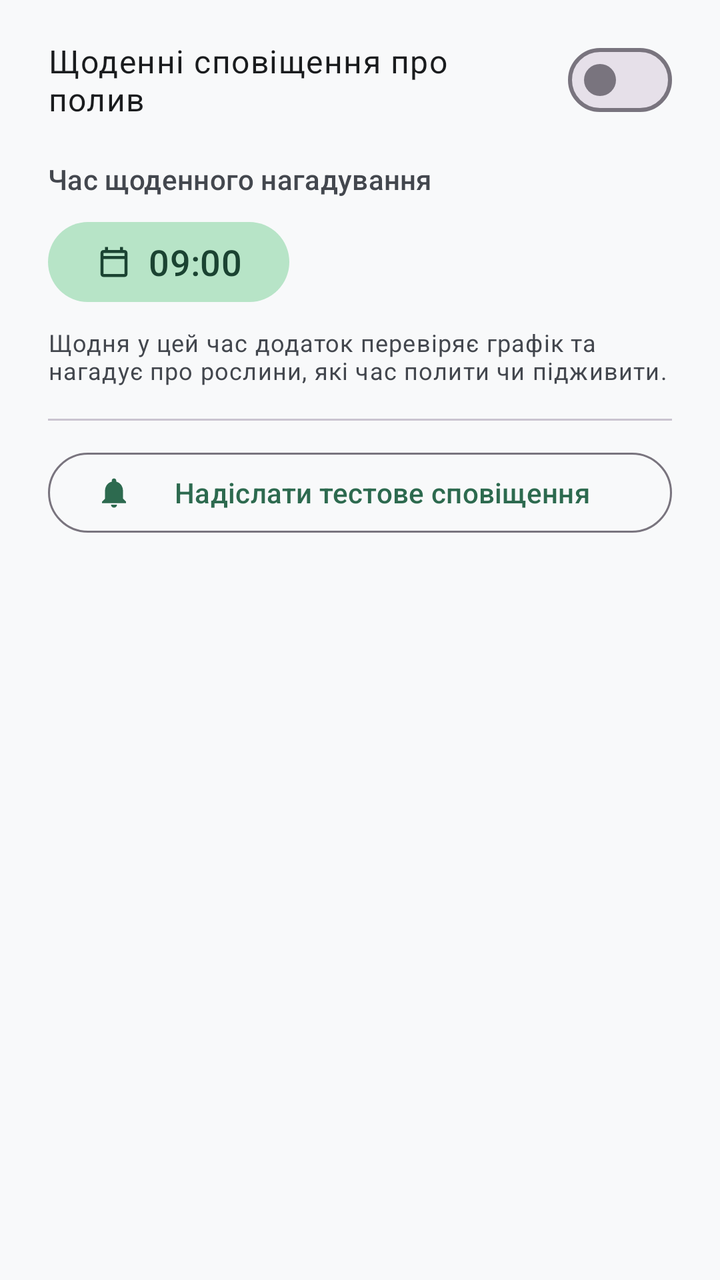
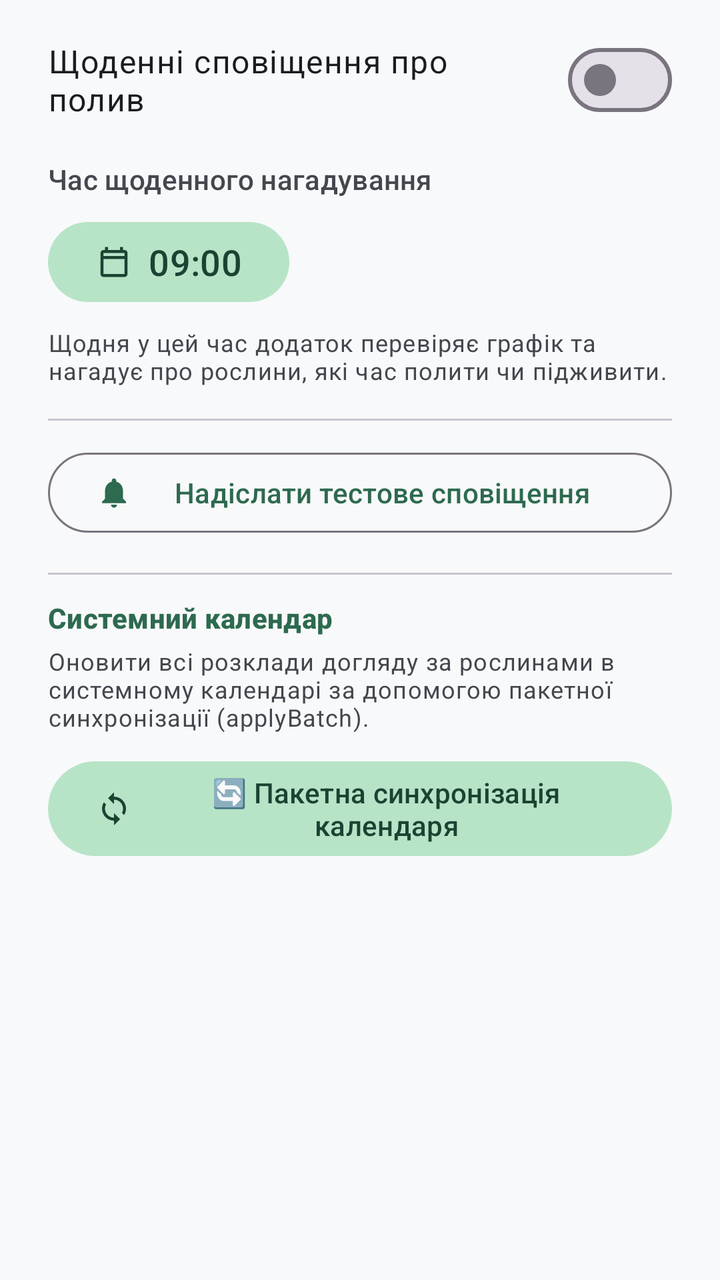

Screens rendered from an Android XML layout before and after an edit, with the pre-edit source and the edit as a unified diff.
<!-- AndroidManifest.xml: application theme Theme.Plantshelf -->
<!-- res/layout/dialog_notification_settings.xml -->
<?xml version="1.0" encoding="utf-8"?>
<LinearLayout xmlns:android="http://schemas.android.com/apk/res/android"
    xmlns:app="http://schemas.android.com/apk/res-auto"
    android:layout_width="match_parent"
    android:layout_height="wrap_content"
    android:orientation="vertical"
    android:paddingStart="24dp"
    android:paddingTop="16dp"
    android:paddingEnd="24dp"
    android:paddingBottom="8dp">

    
    <com.google.android.material.materialswitch.MaterialSwitch
        android:id="@+id/switchNotifications"
        android:layout_width="match_parent"
        android:layout_height="wrap_content"
        android:text="@string/notif_setting_enable"
        android:textAppearance="@style/TextAppearance.Material3.BodyLarge"
        android:textColor="?attr/colorOnSurface" />

    
    <LinearLayout
        android:id="@+id/layoutTimeContainer"
        android:layout_width="match_parent"
        android:layout_height="wrap_content"
        android:layout_marginTop="16dp"
        android:orientation="vertical">

        <TextView
            android:layout_width="match_parent"
            android:layout_height="wrap_content"
            android:text="@string/notif_setting_time_label"
            android:textAppearance="@style/TextAppearance.Material3.LabelLarge"
            android:textColor="?attr/colorOnSurfaceVariant" />

        <com.google.android.material.button.MaterialButton
            android:id="@+id/btnPickTime"
            style="@style/Widget.Material3.Button.TonalButton"
            android:layout_width="wrap_content"
            android:layout_height="wrap_content"
            android:layout_marginTop="8dp"
            android:text="09:00"
            android:textSize="18sp"
            app:icon="@drawable/ic_calendar" />

        <TextView
            android:layout_width="match_parent"
            android:layout_height="wrap_content"
            android:layout_marginTop="8dp"
            android:text="Щодня у цей час додаток перевіряє графік та нагадує про рослини, які час полити чи підживити."
            android:textAppearance="@style/TextAppearance.Material3.BodySmall"
            android:textColor="?attr/colorOnSurfaceVariant" />

    </LinearLayout>

    <View
        android:layout_width="match_parent"
        android:layout_height="1dp"
        android:layout_marginTop="16dp"
        android:layout_marginBottom="12dp"
        android:background="?attr/colorOutlineVariant" />

    
    <com.google.android.material.button.MaterialButton
        android:id="@+id/btnTestNotification"
        style="@style/Widget.Material3.Button.OutlinedButton"
        android:layout_width="match_parent"
        android:layout_height="wrap_content"
        android:text="@string/notif_setting_test_btn"
        app:icon="@drawable/ic_notifications" />

</LinearLayout>
<!-- resources referenced by this layout -->
<resources>
  <!-- drawable ic_calendar (drawable) -->
  <vector xmlns:android="http://schemas.android.com/apk/res/android"
      android:width="24dp"
      android:height="24dp"
      android:viewportWidth="24"
      android:viewportHeight="24">
      <path
          android:fillColor="?attr/colorOnSurface"
          android:pathData="M19,4h-1V2h-2v2H8V2H6v2H5c-1.11,0 -1.99,0.9 -1.99,2L3,20c0,1.1 0.89,2 2,2h14c1.1,0 2,-0.9 2,-2V6c0,-1.1 -0.9,-2 -2,-2zm0,16H5V10h14v10zm0,-12H5V6h14v2z" />
  </vector>
  <!-- drawable ic_notifications (drawable) -->
  <vector xmlns:android="http://schemas.android.com/apk/res/android"
      android:width="24dp"
      android:height="24dp"
      android:viewportWidth="24"
      android:viewportHeight="24"
      android:tint="?attr/colorControlNormal">
    <path
        android:fillColor="@android:color/white"
        android:pathData="M12,22c1.1,0 2,-0.9 2,-2h-4c0,1.1 0.9,2 2,2zm6,-6v-5c0,-3.07 -1.63,-5.64 -4.5,-6.32V4c0,-0.83 -0.67,-1.5 -1.5,-1.5s-1.5,0.67 -1.5,1.5v0.68C7.64,5.36 6,7.92 6,11v5l-2,2v1h16v-1l-2,-2z"/>
  </vector>
  <string name="notif_setting_enable">Щоденні сповіщення про полив</string>
  <string name="notif_setting_test_btn">Надіслати тестове сповіщення</string>
  <string name="notif_setting_time_label">Час щоденного нагадування</string>
  <color name="primary">#2D6A4F</color>
  <color name="on_primary">#FFFFFF</color>
  <color name="primary_container">#D8F3DC</color>
  <color name="on_primary_container">#081C15</color>
  <color name="secondary">#52796F</color>
  <color name="on_secondary">#FFFFFF</color>
  <color name="secondary_container">#B7E4C7</color>
  <color name="on_secondary_container">#1B4332</color>
  <color name="tertiary">#B07A6E</color>
  <color name="on_tertiary">#FFFFFF</color>
  <color name="tertiary_container">#F8E7E4</color>
  <color name="background_light">#F8F9FA</color>
  <color name="surface_light">#FFFFFF</color>
  <color name="surface_variant_light">#EAEBED</color>
  <color name="on_surface_light">#1A1C1E</color>
  <color name="on_surface_variant_light">#43474E</color>
  <!-- unchanged entries left out for length: 1 -->
</resources>

<!-- the commit's change to res/layout/dialog_notification_settings.xml (unified diff, before → after) -->
@@ -69,4 +69,37 @@
         android:text="@string/notif_setting_test_btn"
         app:icon="@drawable/ic_notifications" />
 
+    <View
+        android:layout_width="match_parent"
+        android:layout_height="1dp"
+        android:layout_marginTop="16dp"
+        android:layout_marginBottom="12dp"
+        android:background="?attr/colorOutlineVariant" />
+
+    
+    <TextView
+        android:layout_width="match_parent"
+        android:layout_height="wrap_content"
+        android:text="@string/calendar_sync_section_title"
+        android:textAppearance="@style/TextAppearance.Material3.TitleSmall"
+        android:textColor="?attr/colorPrimary"
+        android:textStyle="bold" />
+
+    <TextView
+        android:layout_width="match_parent"
+        android:layout_height="wrap_content"
+        android:layout_marginTop="4dp"
+        android:layout_marginBottom="10dp"
+        android:text="@string/calendar_bulk_sync_desc"
+        android:textAppearance="@style/TextAppearance.Material3.BodySmall"
+        android:textColor="?attr/colorOnSurfaceVariant" />
+
+    <com.google.android.material.button.MaterialButton
+        android:id="@+id/btnBulkSyncCalendar"
+        style="@style/Widget.Material3.Button.TonalButton"
+        android:layout_width="match_parent"
+        android:layout_height="wrap_content"
+        android:text="@string/btn_bulk_sync_calendar"
+        app:icon="@drawable/ic_sync" />
+
 </LinearLayout>
<!-- resource entries referenced after the edit -->
@@ -21,6 +21,20 @@
         android:fillColor="@android:color/white"
         android:pathData="M12,22c1.1,0 2,-0.9 2,-2h-4c0,1.1 0.9,2 2,2zm6,-6v-5c0,-3.07 -1.63,-5.64 -4.5,-6.32V4c0,-0.83 -0.67,-1.5 -1.5,-1.5s-1.5,0.67 -1.5,1.5v0.68C7.64,5.36 6,7.92 6,11v5l-2,2v1h16v-1l-2,-2z"/>
   </vector>
+  <!-- drawable ic_sync (drawable) -->
+  <vector xmlns:android="http://schemas.android.com/apk/res/android"
+      android:width="24dp"
+      android:height="24dp"
+      android:viewportWidth="24"
+      android:viewportHeight="24"
+      android:tint="?attr/colorControlNormal">
+      <path
+          android:fillColor="@android:color/white"
+          android:pathData="M12,4V1L8,5l4,4V6c3.31,0 6,2.69 6,6 0,1.01,-0.25,1.97,-0.7,2.8l1.46,1.46C19.54,15.03 20,13.57 20,12c0,-4.42,-3.58,-8,-8,-8zm0,14c-3.31,0,-6,-2.69,-6,-6 0,-1.01 0.25,-1.97 0.7,-2.8L5.24,7.74C4.46,8.97 4,10.43 4,12c0,4.42 3.58,8 8,8v3l4,-4 -4,-4v3z"/>
+  </vector>
+  <string name="btn_bulk_sync_calendar">🔄 Пакетна синхронізація календаря</string>
+  <string name="calendar_bulk_sync_desc">Оновити всі розклади догляду за рослинами в системному календарі за допомогою пакетної синхронізації (applyBatch).</string>
+  <string name="calendar_sync_section_title">Системний календар</string>
   <string name="notif_setting_enable">Щоденні сповіщення про полив</string>
   <string name="notif_setting_test_btn">Надіслати тестове сповіщення</string>
   <string name="notif_setting_time_label">Час щоденного нагадування</string>
